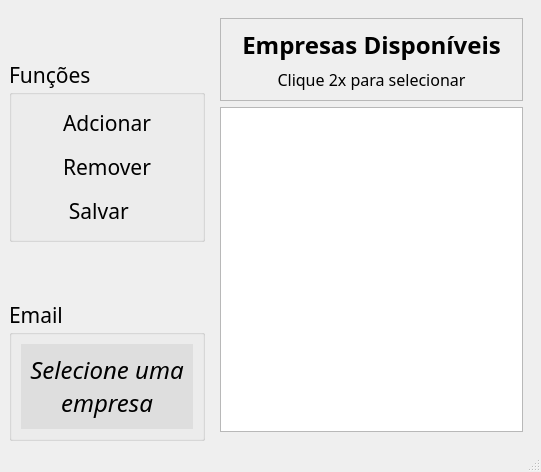
Old version of the form src/ui/window_pend.ui in the repository DeltaPrice-Pedro/Pendencias_Contabeis.
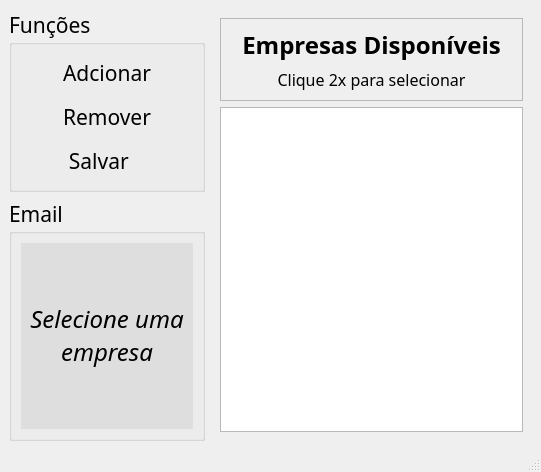
New version of the form. Icons and pictures are not drawn.

What changed in the file:
```diff
--- a/src/ui/window_pend.ui
+++ b/src/ui/window_pend.ui
@@ -260,7 +260,7 @@
     <item row="2" column="0">
      <widget class="QGroupBox" name="groupBox_email">
       <property name="sizePolicy">
-       <sizepolicy hsizetype="Minimum" vsizetype="Maximum">
+       <sizepolicy hsizetype="Minimum" vsizetype="Expanding">
         <horstretch>0</horstretch>
         <verstretch>0</verstretch>
        </sizepolicy>
@@ -279,7 +279,7 @@
        <item row="0" column="0">
         <widget class="QStackedWidget" name="stackedWidget_email">
          <property name="sizePolicy">
-          <sizepolicy hsizetype="Maximum" vsizetype="Maximum">
+          <sizepolicy hsizetype="Maximum" vsizetype="Expanding">
            <horstretch>0</horstretch>
            <verstretch>0</verstretch>
           </sizepolicy>
```
